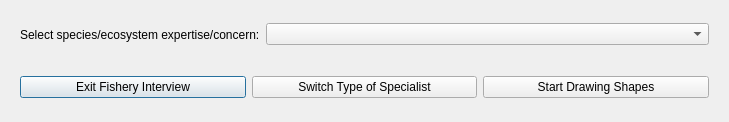
This is cobi_loreto/Interview/selectconsscience.ui in Ecotrust/openoceanmap-desktop as Qt 5 draws it before an edit. The edited form follows.
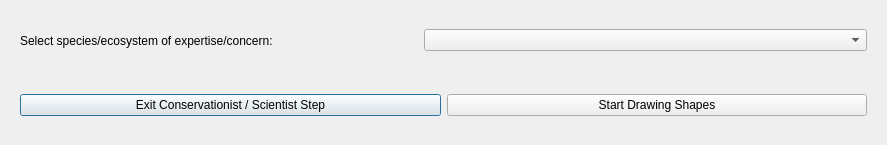
This is the edited form.

Diff of the .ui file:
```diff
--- a/cobi_loreto/Interview/selectconsscience.ui
+++ b/cobi_loreto/Interview/selectconsscience.ui
@@ -6,8 +6,8 @@
    <rect>
     <x>0</x>
     <y>0</y>
-    <width>667</width>
-    <height>122</height>
+    <width>887</width>
+    <height>145</height>
    </rect>
   </property>
   <property name="windowTitle" >
@@ -20,7 +20,7 @@
       <item>
        <widget class="QLabel" name="fishery_text" >
         <property name="text" >
-         <string>Select species/ecosystem expertise/concern:</string>
+         <string>Select species/ecosystem of expertise/concern:</string>
         </property>
        </widget>
       </item>
@@ -87,14 +87,7 @@
       <item>
        <widget class="QPushButton" name="pbnFisheryFinished" >
         <property name="text" >
-         <string>Exit Fishery Interview</string>
-        </property>
-       </widget>
-      </item>
-      <item>
-       <widget class="QPushButton" name="pbnTypeFinished" >
-        <property name="text" >
-         <string>Switch Type of Specialist</string>
+         <string>Exit Conservationist / Scientist Step</string>
         </property>
        </widget>
       </item>
```
Left out of the diff: 4 changed lines with no effect on the pictures.
